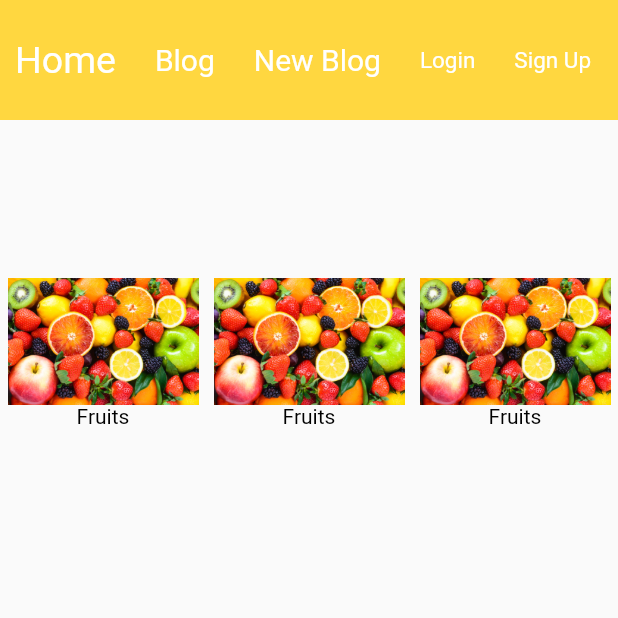
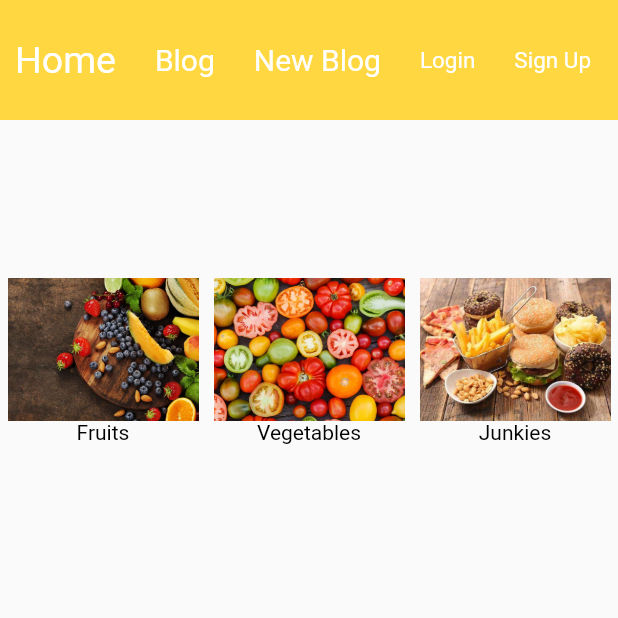
Before and after one commit to abhirup-deb/Blog_flutterWeb, a Flutter app: the screen it shows after launch, on a phone screen of 412 x 824 dp, the top half of it. Run offline on Flutter 3.47's test engine with Material 2 defaults, Android fonts, the phone set to English and light mode, and no system bars.

Commit message:
Images Linked

```diff
--- a/lib/Homepage.dart
+++ b/lib/Homepage.dart
@@ -52,15 +52,15 @@ class _HomeState extends State<Home>{
               padding: EdgeInsets.all(5.0),
               child: Row(
                 children: <Widget>[
-                  ImageCard(),
+                  ImageCard(img: "Fruits"),
                   SizedBox(
                     width: 10.0,
                   ),
-                  ImageCard(),
+                  ImageCard(img: "Vegetables"),
                   SizedBox(
                     width: 10.0,
                   ),
-                  ImageCard(),
+                  ImageCard(img: "Junkies"),
                 ],
               ),
             ),
@@ -72,21 +72,20 @@ class _HomeState extends State<Home>{
 }
 
 class ImageCard extends StatelessWidget {
-  const ImageCard({
-    Key key,
-  }) : super(key: key);
+  const ImageCard({this.img});
 
+  final String img;
   @override
   Widget build(BuildContext context) {
-    return Expanded(
+    return Flexible(
       child: Container(
         height: 500.0,
         width: 500.0,
         child: Column(
           children: <Widget>[
-            Image(image: AssetImage("images/Fruits.jpg")),
+            Image(image: AssetImage("images/$img.jpg")),
             Text(
-              "Fruits",
+              "$img",
               style: TextStyle(color: Colors.black,fontWeight: FontWeight.w400),
             )
           ],
--- a/pubspec.yaml
+++ b/pubspec.yaml
@@ -43,8 +43,9 @@ flutter:
   # To add assets to your application, add an assets section, like this:
   assets:
     - images/Fruits.jpg
-    - images/junkies.jpg
-    - images/vegetables.jpg
+    - images/Junkies.jpg
+    - images/Vegetables.jpg
+
 
 
   # An image asset can refer to one or more resolution-specific "variants", see
```
Also changed, not shown: images/Fruits.jpg, images/Junkies.jpg (renamed from images/junkies.jpg), images/Vegetables.jpg (renamed from images/vegetables.jpg).
